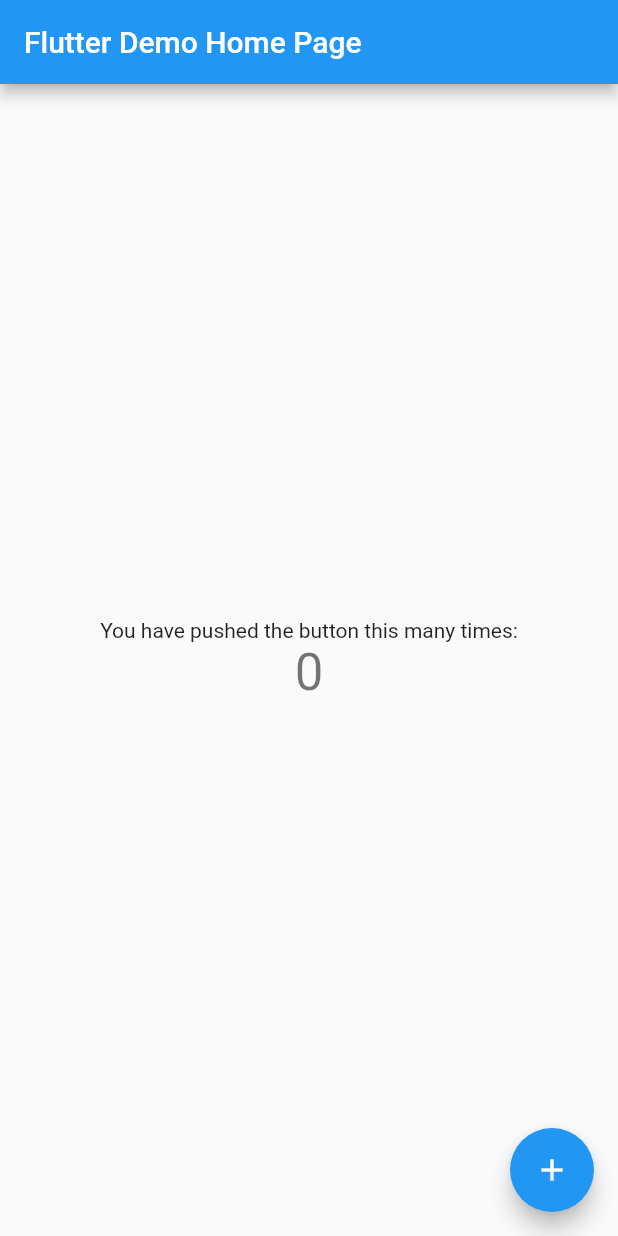
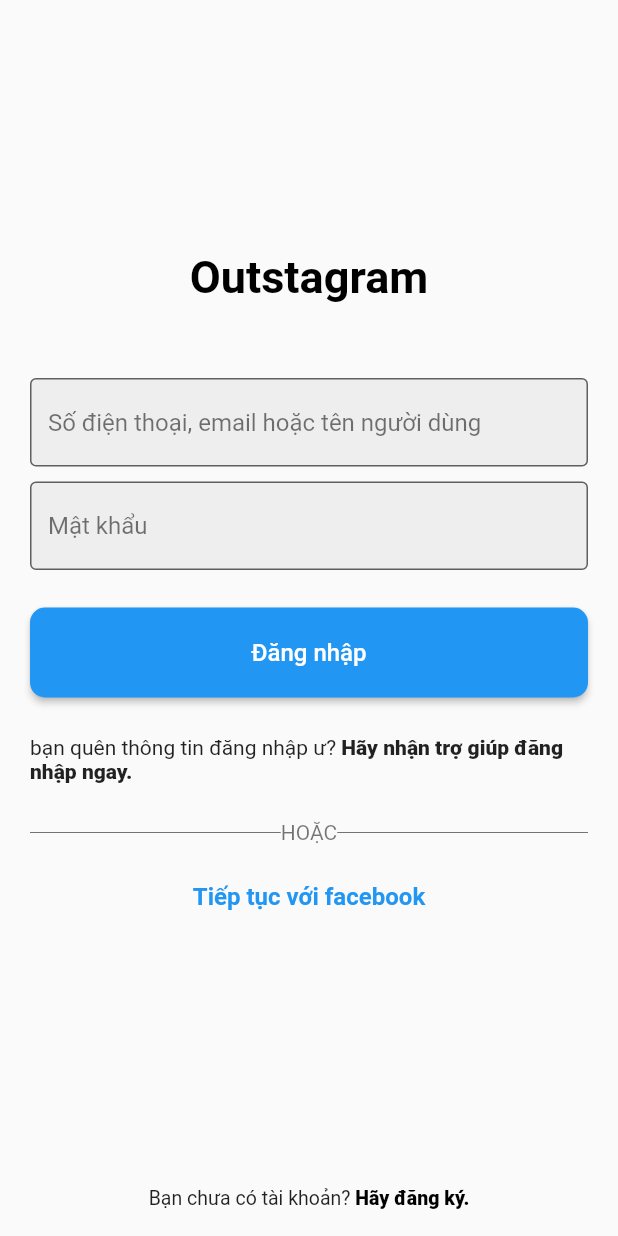
Before and after one commit to punamz/outstagram-mobile, a Flutter app: the screen it shows after launch, on a phone screen of 412 x 824 dp. Run offline on Flutter 3.47's test engine with Material 2 defaults, Android fonts, the phone set to English and light mode, and no system bars.

Commit message:
build sign in page

```diff
--- a/lib/GUI/sign_in_page.dart
+++ b/lib/GUI/sign_in_page.dart
@@ -1,50 +1,198 @@
-
 import 'package:flutter/cupertino.dart';
 import 'package:flutter/material.dart';
 
 class MyHomePage extends StatefulWidget {
-  MyHomePage({Key key, this.title}) : super(key: key);
-
-  final String title;
-
   @override
   _MyHomePageState createState() => _MyHomePageState();
 }
 
 class _MyHomePageState extends State<MyHomePage> {
-  int _counter = 0;
+  bool signInPage = true;
 
-  void _incrementCounter() {
+  void _toggleFormType() {
     setState(() {
-      _counter++;
+      signInPage = !signInPage;
     });
   }
 
   @override
   Widget build(BuildContext context) {
+    Widget _buildUsernameTextField() {
+      return TextField(
+        decoration: InputDecoration(
+            hintText: 'Số điện thoại, email hoặc tên người dùng',
+            hintStyle: TextStyle(color: Colors.black54),
+            filled: true,
+            fillColor: Colors.grey[200],
+            border: OutlineInputBorder()),
+        style: TextStyle(color: Colors.black),
+        textInputAction: TextInputAction.next,
+      );
+    }
+
+    Widget _buildPasswordTextField() {
+      return TextField(
+        decoration: InputDecoration(
+            hintText: 'Mật khẩu',
+            hintStyle: TextStyle(color: Colors.black54),
+            filled: true,
+            fillColor: Colors.grey[200],
+            border: OutlineInputBorder()),
+        obscureText: true,
+        style: TextStyle(color: Colors.black),
+        textInputAction: TextInputAction.done,
+      );
+    }
+
+    Widget _buildLoginButton() {
+      return Container(
+          width: double.infinity,
+          height: 60,
+          child: ElevatedButton(
+            child: Text(
+              "Đăng nhập",
+              style: TextStyle(color: Colors.white, fontSize: 16),
+            ),
+            style: ElevatedButton.styleFrom(
+              primary: Colors.blue,
+              onPrimary: Colors.white,
+              shape: RoundedRectangleBorder(
+                  borderRadius: BorderRadius.all(Radius.circular(10))),
+            ),
+            onPressed: () {},
+          ));
+    }
+
+    Widget _buildForgotPasswordBtn() {
+      return InkWell(
+        child: RichText(
+          text: TextSpan(
+            children: <TextSpan>[
+              TextSpan(
+                  text: 'bạn quên thông tin đăng nhập ư?',
+                  style: TextStyle(fontSize: 14, color: Colors.black87)),
+              TextSpan(
+                  text: ' Hãy nhận trợ giúp đăng nhập ngay.',
+                  style: TextStyle(
+                      fontSize: 14,
+                      fontWeight: FontWeight.w800,
+                      color: Colors.black87)),
+            ],
+          ),
+        ),
+        onTap: () {
+          print("1");
+        },
+      );
+    }
+
+    Widget _buildLoginWithFacebook() {
+      return InkWell(
+        child: Text(
+          "Tiếp tục với facebook",
+          style: TextStyle(
+              color: Colors.blue, fontWeight: FontWeight.w700, fontSize: 16),
+        ),
+        onTap: () {
+          print("sign in with facebook");
+        },
+      );
+    }
+
+    Widget _buildChangePageTypeBtn() {
+      return InkWell(
+        child: RichText(
+          text: TextSpan(
+            children: <TextSpan>[
+              TextSpan(
+                  text: signInPage
+                      ? 'Bạn chưa có tài khoản?'
+                      : "Bạn đã có tài khoản?",
+                  style: TextStyle(fontSize: 13, color: Colors.black87)),
+              TextSpan(
+                  text: signInPage ? ' Hãy đăng ký.' : ' Hãy đăng nhập.',
+                  style: TextStyle(
+                      fontSize: 13,
+                      fontWeight: FontWeight.w800,
+                      color: Colors.black)),
+            ],
+          ),
+        ),
+        onTap: _toggleFormType,
+      );
+    }
+
+    Widget _buildSignUpBtn() {
+      return  Container(
+          width: double.infinity,
+          height: 60,
+          child: ElevatedButton(
+            child: Text(
+              "Đăng kí bằng email hoặc số điện thoại",
+              style: TextStyle(color: Colors.white, fontSize: 16),
+            ),
+            style: ElevatedButton.styleFrom(
+              primary: Colors.blue,
+              onPrimary: Colors.white,
+              shape: RoundedRectangleBorder(
+                  borderRadius: BorderRadius.all(Radius.circular(10))),
+            ),
+            onPressed: () {},
+          ));
+    }
+
     return Scaffold(
-      appBar: AppBar(
-        title: Text(widget.title),
-      ),
-      body: Center(
+      body: Column(
+        mainAxisAlignment: MainAxisAlignment.spaceBetween,
+        children: <Widget>[
+          Container(),
+          Center(
+            child: SingleChildScrollView(
+              //physics: AlwaysScrollableScrollPhysics(),
+              padding: EdgeInsets.fromLTRB(20, signInPage ? 0 : 300, 20, 0),
               child: Column(
                 mainAxisAlignment: MainAxisAlignment.center,
                 children: <Widget>[
                   Text(
-              'You have pushed the button this many times:',
+                    'Outstagram',
+                    style: TextStyle(
+                      color: Colors.black,
+                      fontSize: 30,
+                      fontWeight: FontWeight.w600,
                     ),
+                  ),
+                  SizedBox(height: signInPage? 50:200),
+                  if (signInPage) _buildUsernameTextField(),
+                  if (signInPage) SizedBox(height: 10),
+                  if (signInPage) _buildPasswordTextField(),
+                  if (signInPage) SizedBox(height: 25),
+                  if (signInPage) _buildLoginButton(),
+                  if (signInPage) SizedBox(height: 25),
+                  if (signInPage) _buildForgotPasswordBtn(),
+
+                  if (!signInPage) _buildLoginWithFacebook(),
+                  SizedBox(height: 25),
+                  Row(children: <Widget>[
+                    Expanded(child: Divider(color: Colors.black54)),
                     Text(
-              '$_counter',
-              style: Theme.of(context).textTheme.headline4,
+                      "HOẶC",
+                      style: TextStyle(color: Colors.black54),
+                    ),
+                    Expanded(child: Divider(color: Colors.black54)),
+                  ]),
+                  SizedBox(height: 25),
+                  signInPage ? _buildLoginWithFacebook() : _buildSignUpBtn(),
+                ],
+              ),
+            ),
+          ),
+          Container(
+            height: 50,
+            alignment: Alignment.center,
+            child: _buildChangePageTypeBtn(),
           ),
         ],
       ),
-      ),
-      floatingActionButton: FloatingActionButton(
-        onPressed: _incrementCounter,
-        tooltip: 'Increment',
-        child: Icon(Icons.add),
-      ), // This trailing comma makes auto-formatting nicer for build methods.
     );
   }
 }
--- a/lib/main.dart
+++ b/lib/main.dart
@@ -15,7 +15,7 @@ class MyApp extends StatelessWidget {
       theme: ThemeData(
         primarySwatch: Colors.blue,
       ),
-      home: MyHomePage(title: 'Flutter Demo Home Page'),
+      home: MyHomePage(),
     );
   }
 }
--- a/pubspec.yaml
+++ b/pubspec.yaml
@@ -21,8 +21,11 @@ environment:
   sdk: ">=2.7.0 <3.0.0"
 
 dependencies:
+  mongo_dart: ^0.7.0+1
   flutter:
     sdk: flutter
+  dio:
+  fluttertoast:
 
 
   # The following adds the Cupertino Icons font to your application.
```
Also changed, not shown: pubspec.lock. Lines whose indentation alone changed are shown as unchanged.
